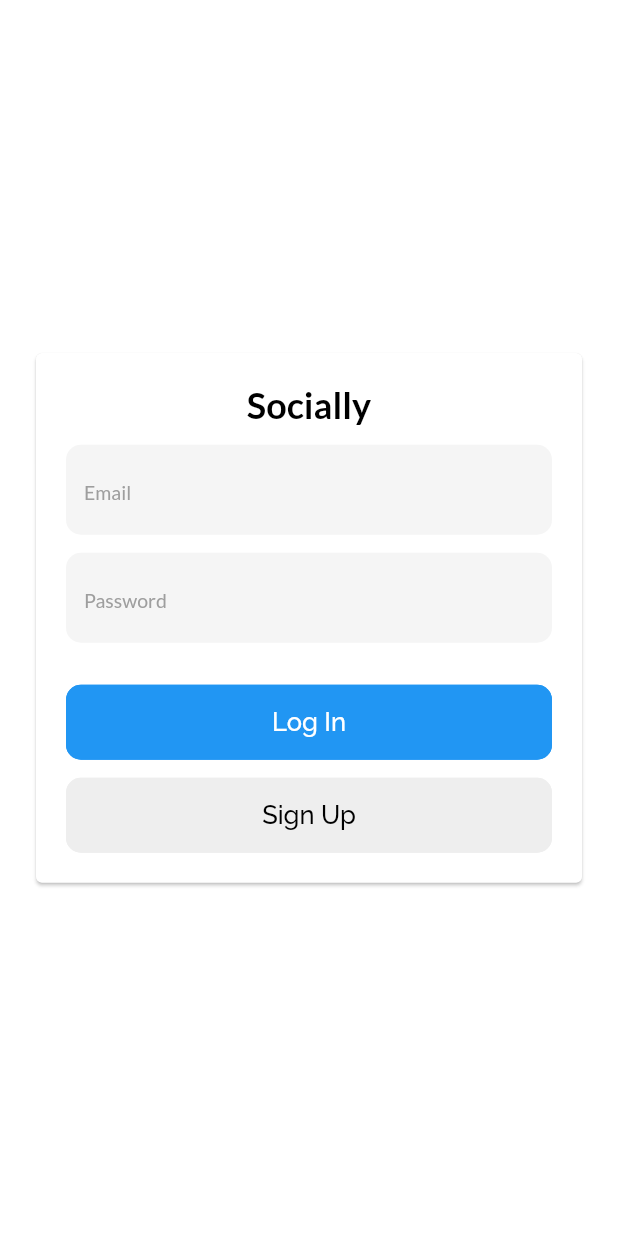
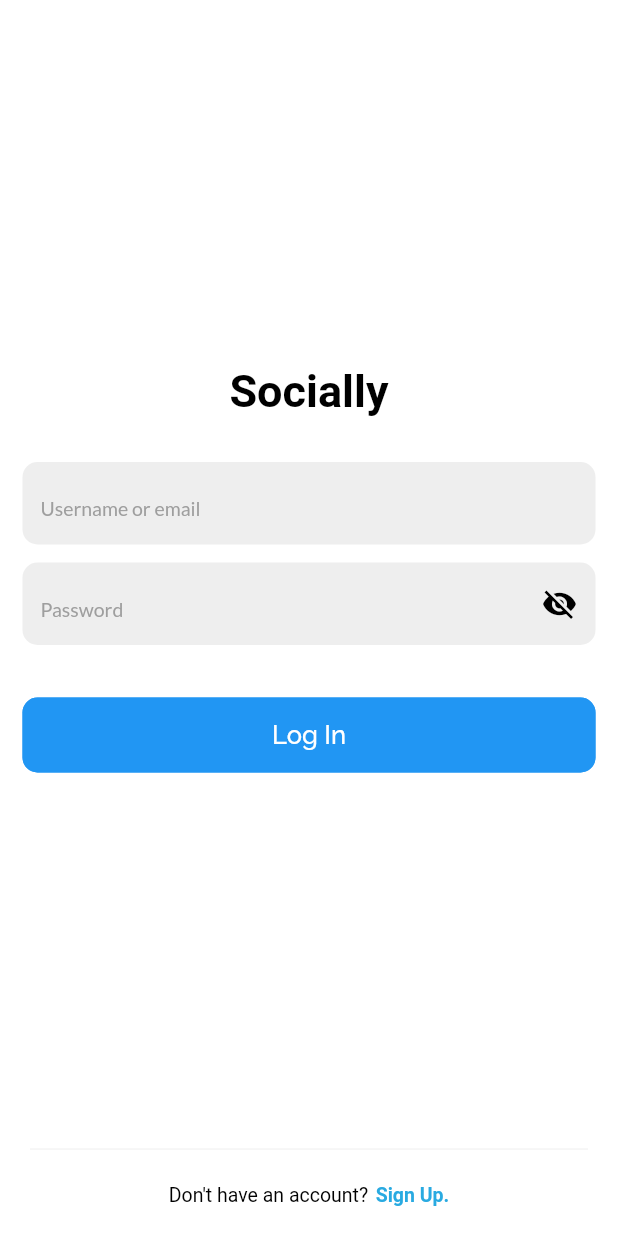
Before and after one commit to michaeldadzie/Socially, a Flutter app: the screen it shows after launch, on a phone screen of 412 x 824 dp. Run offline on Flutter 3.47's test engine with Material 2 defaults, Android fonts, the phone set to English and light mode, and no system bars; our stand-ins replace bloc, cloud_firestore, equatable, firebase_auth, firebase_core, flutter_bloc and 1 more; accounts and stored records are empty.

Commit message:
Redesigned login screen

```diff
--- a/lib/features/authentication/presentation/pages/login_screen.dart
+++ b/lib/features/authentication/presentation/pages/login_screen.dart
@@ -4,7 +4,7 @@ import 'package:socially/features/authentication/presentation/extension/form_ext
 import 'package:socially/features/authentication/presentation/utils/const.dart';
 import 'package:socially/features/authentication/presentation/widgets/custom_button.dart';
 
-class LoginScreen extends StatelessWidget {
+class LoginScreen extends StatefulWidget {
   static const String routeName = '/login';
   LoginScreen({Key? key}) : super(key: key);
 
@@ -15,48 +15,66 @@ class LoginScreen extends StatelessWidget {
         pageBuilder: (_, __, ___) => LoginScreen());
   }
 
+  @override
+  State<LoginScreen> createState() => _LoginScreenState();
+}
+
+class _LoginScreenState extends State<LoginScreen> {
+  final _email = TextEditingController();
+  final _password = TextEditingController();
+  bool? _passwordVisible;
   final GlobalKey<FormState> _formKey = GlobalKey<FormState>();
 
   @override
+  void initState() {
+    _passwordVisible = false;
+    super.initState();
+  }
+
+  @override
   Widget build(BuildContext context) {
+    final node = FocusScope.of(context);
     return WillPopScope(
       onWillPop: () async => false,
       child: GestureDetector(
         onTap: () => FocusScope.of(context).unfocus(),
         child: Scaffold(
-          resizeToAvoidBottomInset: false,
-          body: Center(
-            child: Padding(
-              padding: const EdgeInsets.all(20),
-              child: Card(
-                color: Colors.white,
+          // resizeToAvoidBottomInset: false,
+          body: SafeArea(
             child: Form(
               key: _formKey,
+              child: Column(
+                children: [
+                  Expanded(
                     child: Padding(
-                    padding: const EdgeInsets.all(20),
+                      padding: const EdgeInsets.only(left: 15, right: 15),
                       child: Column(
                         mainAxisAlignment: MainAxisAlignment.center,
-                      crossAxisAlignment: CrossAxisAlignment.stretch,
-                      mainAxisSize: MainAxisSize.min,
                         children: [
                           Text(
                             'Socially',
-                          style: GoogleFonts.lato(
-                            fontSize: 24,
+                            style: GoogleFonts.aBeeZee(
+                              fontSize: 30,
                               fontWeight: FontWeight.bold,
-                            color: Colors.black,
+                              color: Theme.of(context).focusColor,
                             ),
                             textAlign: TextAlign.center,
                           ),
-                        const SizedBox(height: 12),
-                        TextFormField(
+                          const SizedBox(height: 30),
+                          SizedBox(
+                            height: 55,
+                            child: TextFormField(
+                              controller: _email,
+                              keyboardType: TextInputType.emailAddress,
+                              onFieldSubmitted: (_) => node.unfocus(),
                               decoration: textFormFieldDecoration.copyWith(
-                            hintText: 'Email',
+                                hintText: 'Username or email',
+                                fillColor: Theme.of(context).hintColor,
                               ),
                               style: GoogleFonts.lato(
                                 fontSize: 17,
                                 fontWeight: FontWeight.w400,
-                            color: Color.fromRGBO(136, 147, 164, 1),
+                                color: Theme.of(context).focusColor,
                               ),
                               onChanged: (value) => print(value),
                               validator: (String? v) {
@@ -67,15 +85,38 @@ class LoginScreen extends StatelessWidget {
                                 }
                               },
                             ),
+                          ),
                           const SizedBox(height: 12),
-                        TextFormField(
+                          SizedBox(
+                            height: 55,
+                            child: TextFormField(
+                              controller: _password,
+                              obscureText: !_passwordVisible!,
+                              keyboardType: TextInputType.visiblePassword,
+                              onFieldSubmitted: (_) => node.unfocus(),
                               decoration: textFormFieldDecoration.copyWith(
                                 hintText: 'Password',
+                                fillColor: Theme.of(context).hintColor,
+                                suffixIcon: IconButton(
+                                  icon: Icon(
+                                    _passwordVisible!
+                                        ? Icons.visibility
+                                        : Icons.visibility_off,
+                                    color: Theme.of(context).focusColor,
+                                  ),
+                                  splashColor: Colors.transparent,
+                                  highlightColor: Colors.transparent,
+                                  onPressed: () {
+                                    setState(() {
+                                      _passwordVisible = !_passwordVisible!;
+                                    });
+                                  },
+                                ),
                               ),
                               style: GoogleFonts.lato(
                                 fontSize: 17,
                                 fontWeight: FontWeight.w400,
-                            color: Color.fromRGBO(136, 147, 164, 1),
+                                color: Theme.of(context).focusColor,
                               ),
                               onChanged: (value) => print(value),
                               validator: (String? v) {
@@ -86,7 +127,8 @@ class LoginScreen extends StatelessWidget {
                                 }
                               },
                             ),
-                        const SizedBox(height: 28),
+                          ),
+                          const SizedBox(height: 35),
                           CustomButton(
                             title: 'Log In',
                             bordersideColor: Colors.blue,
@@ -94,18 +136,48 @@ class LoginScreen extends StatelessWidget {
                             backgroundColor: Colors.blue,
                             onPress: () {},
                           ),
-                        const SizedBox(height: 12),
-                        CustomButton(
-                          title: 'Sign Up',
-                          bordersideColor: Colors.grey.shade200,
-                          textColor: Colors.black,
-                          backgroundColor: Colors.grey.shade200,
-                          onPress: () {},
+                        ],
+                      ),
+                    ),
+                  ),
+                  Padding(
+                    padding:
+                        const EdgeInsets.only(bottom: 20, left: 20, right: 20),
+                    child: Column(
+                      children: [
+                        Divider(color: Theme.of(context).dividerColor),
+                        Padding(
+                          padding: const EdgeInsets.only(top: 15),
+                          child: Row(
+                            mainAxisAlignment: MainAxisAlignment.center,
+                            children: [
+                              Text(
+                                'Don\'t have an account?',
+                                style: GoogleFonts.roboto(
+                                  fontSize: 13,
+                                  fontWeight: FontWeight.w400,
+                                  color: Theme.of(context).focusColor,
+                                ),
+                              ),
+                              const SizedBox(width: 5),
+                              GestureDetector(
+                                onTap: () {},
+                                child: Text(
+                                  'Sign Up.',
+                                  style: GoogleFonts.roboto(
+                                    fontSize: 13,
+                                    fontWeight: FontWeight.w700,
+                                    color: Color.fromRGBO(41, 170, 225, 1),
+                                  ),
+                                ),
                               ),
                             ],
                           ),
                         ),
+                      ],
                     ),
+                  ),
+                ],
               ),
             ),
           ),
```
Lines whose indentation alone changed are shown as unchanged.
